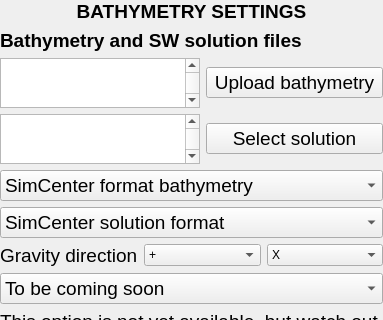
First picture: the form in EVENTS/GeoClawOpenFOAM/bathymetry.ui, repository NHERI-SimCenter/HydroUQ, before the edit; both pictures show x 0 to 383 and y 0 to 320 of the 383 by 1204 pixel window.
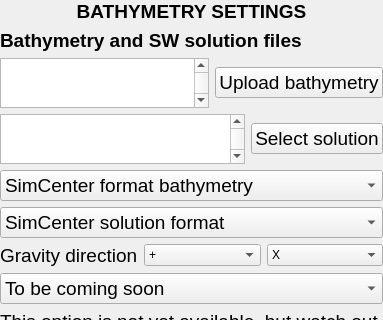
Second picture: the form after the edit. Icons and pictures are not drawn.

Patch:
```diff
--- a/EVENTS/GeoClawOpenFOAM/bathymetry.ui
+++ b/EVENTS/GeoClawOpenFOAM/bathymetry.ui
@@ -57,7 +57,7 @@
     </widget>
    </item>
    <item>
-    <layout class="QHBoxLayout" name="horizontalLayout" stretch="2,1">
+    <layout class="QHBoxLayout" name="horizontalLayout" stretch="3,1">
      <item>
       <widget class="QPlainTextEdit" name="PText_Files">
        <property name="sizePolicy">
@@ -74,13 +74,16 @@
        </property>
        <property name="maximumSize">
         <size>
-         <width>200</width>
+         <width>400</width>
          <height>50</height>
         </size>
        </property>
        <property name="verticalScrollBarPolicy">
         <enum>Qt::ScrollBarAlwaysOn</enum>
        </property>
+       <property name="readOnly">
+        <bool>true</bool>
+       </property>
       </widget>
      </item>
      <item>
@@ -104,7 +107,7 @@
     </layout>
    </item>
    <item>
-    <layout class="QHBoxLayout" name="horizontalLayout_2" stretch="0,0">
+    <layout class="QHBoxLayout" name="horizontalLayout_2" stretch="3,1">
      <item>
       <widget class="QPlainTextEdit" name="PText_Solution">
        <property name="sizePolicy">
@@ -121,13 +124,16 @@
        </property>
        <property name="maximumSize">
         <size>
-         <width>200</width>
+         <width>400</width>
          <height>50</height>
         </size>
        </property>
        <property name="verticalScrollBarPolicy">
         <enum>Qt::ScrollBarAlwaysOn</enum>
        </property>
+       <property name="readOnly">
+        <bool>true</bool>
+       </property>
       </widget>
      </item>
      <item>
```
